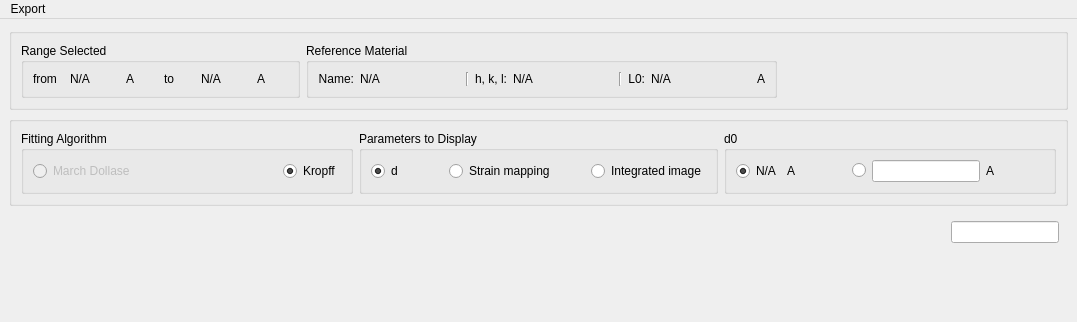
Qt form ibeatles/ui/ui_strainMapping.ui (ornlneutronimaging/iBeatles) before a commit; both pictures show x 0 to 1077 and y 0 to 322 of the 1077 by 857 pixel window.
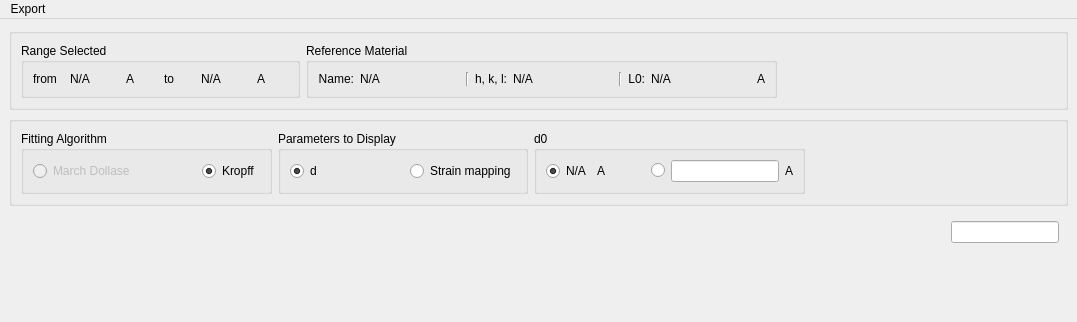
The same form after that commit.

Diff of the .ui file:
```diff
--- a/ibeatles/ui/ui_strainMapping.ui
+++ b/ibeatles/ui/ui_strainMapping.ui
@@ -274,13 +274,13 @@
            </widget>
           </item>
           <item>
-           <spacer name="horizontalSpacer">
+           <spacer name="horizontalSpacer_3">
             <property name="orientation">
              <enum>Qt::Horizontal</enum>
             </property>
             <property name="sizeHint" stdset="0">
              <size>
-              <width>13</width>
+              <width>40</width>
               <height>20</height>
              </size>
             </property>
@@ -316,7 +316,7 @@
            </widget>
           </item>
           <item>
-           <spacer name="horizontalSpacer_7">
+           <spacer name="horizontalSpacer_2">
             <property name="orientation">
              <enum>Qt::Horizontal</enum>
             </property>
@@ -335,26 +335,6 @@
             </property>
            </widget>
           </item>
-          <item>
-           <spacer name="horizontalSpacer_2">
-            <property name="orientation">
-             <enum>Qt::Horizontal</enum>
-            </property>
-            <property name="sizeHint" stdset="0">
-             <size>
-              <width>30</width>
-              <height>20</height>
-             </size>
-            </property>
-           </spacer>
-          </item>
-          <item>
-           <widget class="QRadioButton" name="display_integrated_image_radioButton">
-            <property name="text">
-             <string>Integrated image</string>
-            </property>
-           </widget>
-          </item>
          </layout>
         </widget>
        </item>
@@ -411,21 +391,21 @@
             </property>
            </widget>
           </item>
+         </layout>
+        </widget>
+       </item>
           <item>
-           <spacer name="horizontalSpacer_3">
+        <spacer name="horizontalSpacer">
             <property name="orientation">
              <enum>Qt::Horizontal</enum>
             </property>
             <property name="sizeHint" stdset="0">
              <size>
-              <width>34</width>
+           <width>40</width>
               <height>20</height>
              </size>
             </property>
            </spacer>
-          </item>
-         </layout>
-        </widget>
        </item>
       </layout>
      </widget>
@@ -500,7 +480,7 @@
      <x>0</x>
      <y>0</y>
      <width>1077</width>
-     <height>24</height>
+     <height>43</height>
     </rect>
    </property>
    <widget class="QMenu" name="menuExport">
```
Left out of the diff: 16 changed lines with no effect on the pictures. Lines whose indentation alone changed are shown as unchanged.
